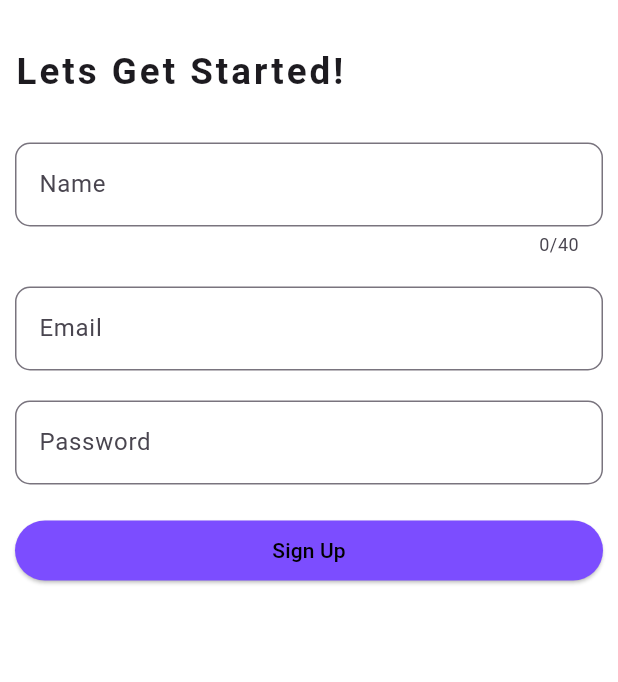
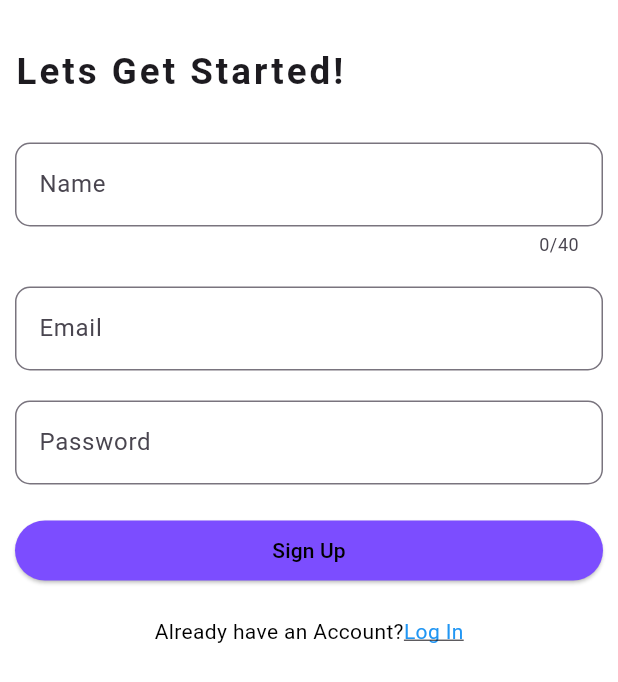
Before and after one commit to JessaPiel/bangbangmerch, a Flutter app: the Signup screen opened by its route, on a phone screen of 412 x 824 dp. Shown: the top 682 px of the screen. Run offline on Flutter 3.47's test engine with Material 3 defaults, Android fonts, the phone set to English and light mode, and no system bars; network calls fail.

Commit message:
ACTIVITY 3

```diff
--- a/lib/main.dart
+++ b/lib/main.dart
@@ -7,7 +7,7 @@ import 'package:flutter/material.dart';
 
 
 void main() => runApp(MaterialApp(
-  initialRoute: '/login',
+  initialRoute: '/menu',
     routes: {
       '/' :(context) => Dashboard(),
       '/menu' : (context) => Menu(),
--- a/lib/pages/signup.dart
+++ b/lib/pages/signup.dart
@@ -1,3 +1,4 @@
+import 'package:bangbangmerch1/pages/login.dart';
 import 'package:flutter/material.dart';
 
 
@@ -13,6 +14,14 @@ class _SignupState extends State<Signup> {
   String name = '';
   String email = '';
   String password = '';
+
+  void _navigateToLogin(){
+    Navigator.push(
+        context,
+        MaterialPageRoute(builder: (context) => Login())
+    );
+  }
+
 
   @override
   Widget build(BuildContext context) {
@@ -121,7 +130,29 @@ class _SignupState extends State<Signup> {
                            foregroundColor: Colors.black,
                          ),
                        ),
-                     ],
+                     SizedBox(height: 20),
+                     Row(
+                       mainAxisAlignment: MainAxisAlignment.center,
+                       children: <Widget>[
+                         Text(
+                             'Already have an Account?',
+                             style: TextStyle(
+                               color: Colors.black,
+                             )
+                         ),
+                         InkWell(
+                           child: Text(
+                             'Log In',
+                             style: TextStyle(
+                               color: Colors.blue,
+                               decoration: TextDecoration.underline,
+                             ),
+                           ),
+                           onTap: _navigateToLogin,
+                         ),
+                       ],
+                     ),
+         ],
                    ),
                  ],
                ),
@@ -129,6 +160,7 @@ class _SignupState extends State<Signup> {
            ],
          ),
        ),
+
      ),
     );
   }
--- a/pubspec.yaml
+++ b/pubspec.yaml
@@ -35,6 +35,7 @@ dependencies:
   # The following adds the Cupertino Icons font to your application.
   # Use with the CupertinoIcons class for iOS style icons.
   cupertino_icons: ^1.0.6
+  http: ^1.2.1
 
 dev_dependencies:
   flutter_test:
```
Also changed, not shown: lib/pages/dashboard.dart (+13 -0 lines), lib/pages/login.dart (+3 -4 lines), lib/pages/menu.dart (+18 -14 lines), lib/services/product.dart (+27 -1 lines), pubspec.lock.
